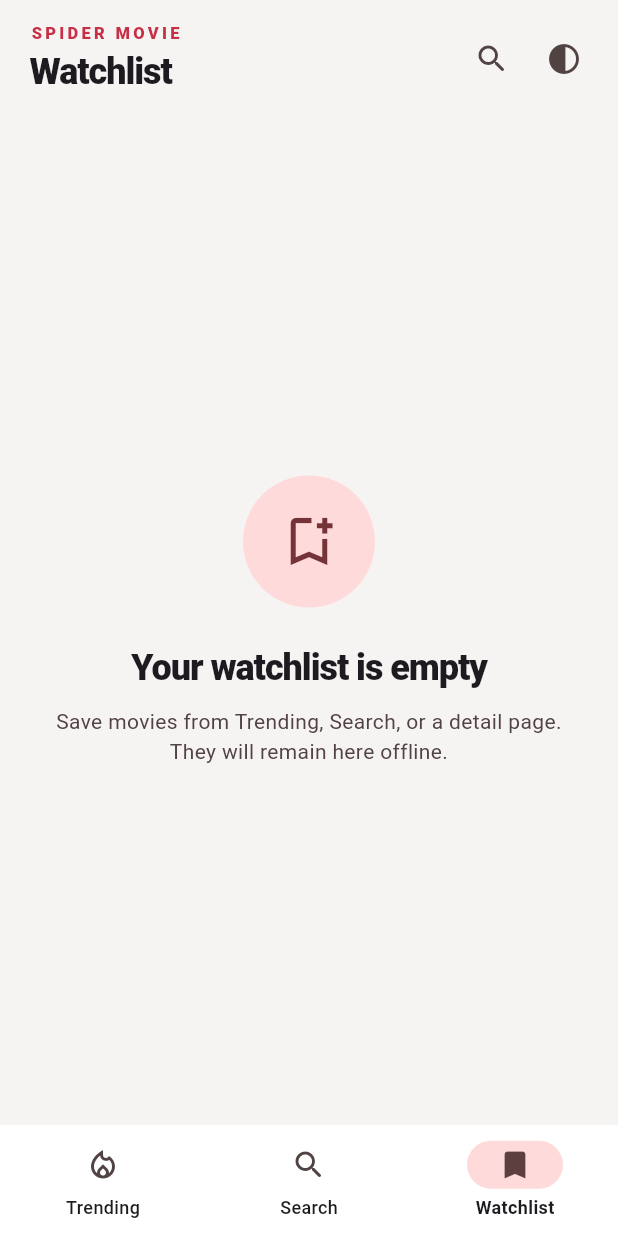
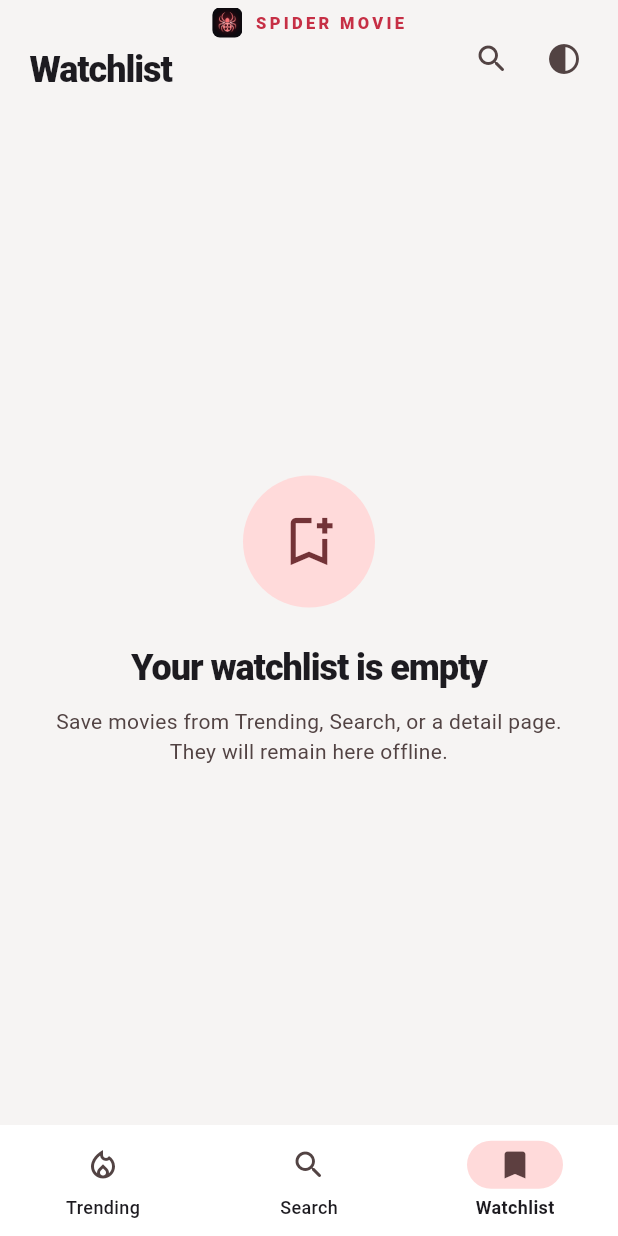
Before and after one commit to omed-code/Gornanet, a Flutter app: the screen it shows after launch, item 3 of the bottom bar chosen, on a phone screen of 412 x 824 dp. Run offline on Flutter 3.47's test engine with Material 3 defaults, Android fonts, the light colour scheme and no system bars; our stand-ins replace flutter_riverpod, flutter_secure_storage, shared_preferences.

Commit message:
adding logo and text to the top of the page

```diff
--- a/lib/src/ui/home_shell.dart
+++ b/lib/src/ui/home_shell.dart
@@ -26,10 +26,27 @@ class _HomeShellState extends ConsumerState<HomeShell> {
   Widget build(BuildContext context) {
     return Scaffold(
       appBar: AppBar(
-        title: Column(
-          crossAxisAlignment: CrossAxisAlignment.start,
+        centerTitle: false,
+        flexibleSpace: SafeArea(
+          child: IgnorePointer(
+            child: Align(
+              alignment: Alignment.topCenter,
+              child: Padding(
+                padding: const EdgeInsets.only(top: 5),
+                child: Row(
                   mainAxisSize: MainAxisSize.min,
                   children: <Widget>[
+                    ClipRRect(
+                      borderRadius: BorderRadius.circular(5),
+                      child: Image.asset(
+                        'assets/branding/spider_movie_icon.png',
+                        key: const Key('app-bar-logo'),
+                        width: 20,
+                        height: 20,
+                        fit: BoxFit.cover,
+                      ),
+                    ),
+                    const SizedBox(width: 8),
                     Text(
                       'SPIDER MOVIE',
                       style: Theme.of(context).textTheme.labelSmall?.copyWith(
@@ -38,12 +55,21 @@ class _HomeShellState extends ConsumerState<HomeShell> {
                         letterSpacing: 2.2,
                       ),
                     ),
-            const SizedBox(height: 2),
-            Text(
+                  ],
+                ),
+              ),
+            ),
+          ),
+        ),
+        title: Padding(
+          padding: const EdgeInsets.only(top: 15),
+          child: Align(
+            alignment: Alignment.centerLeft,
+            child: Text(
               _titles[_index],
               style: Theme.of(context).textTheme.headlineSmall,
             ),
-          ],
+          ),
         ),
         actions: <Widget>[
           IconButton(
--- a/pubspec.yaml
+++ b/pubspec.yaml
@@ -58,6 +58,9 @@ flutter:
   # the material Icons class.
   uses-material-design: true
 
+  assets:
+    - assets/branding/spider_movie_icon.png
+
   # To add assets to your application, add an assets section, like this:
   # assets:
   #   - images/a_dot_burr.jpeg
```
Also changed, not shown: 1 other file. Lines whose indentation alone changed are shown as unchanged.
